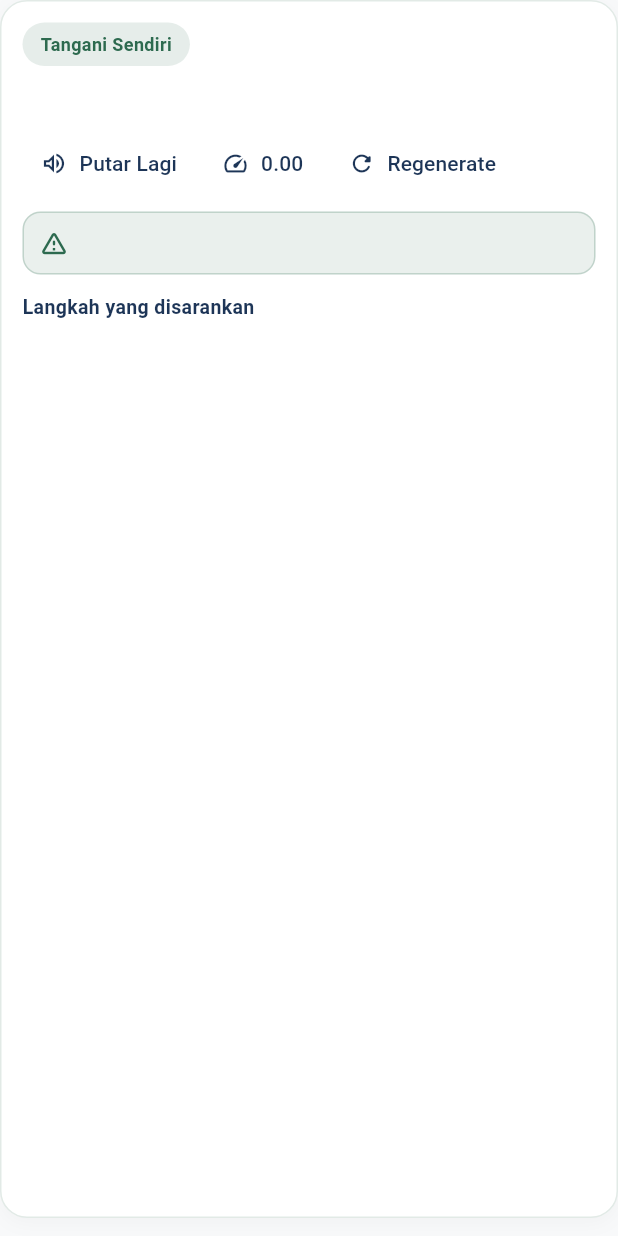
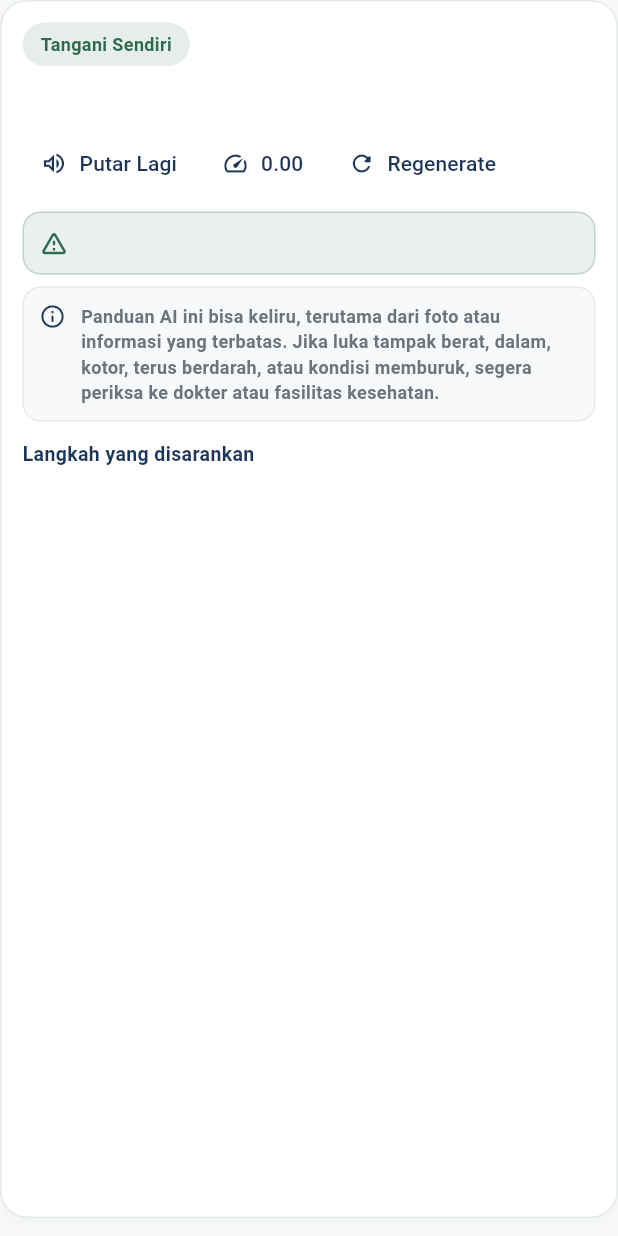
Before and after one commit to gintoki05/sigap-public, a Flutter app: the _GuidanceCard widget shown alone on an empty page, opened directly with empty values, on a phone screen of 412 x 824 dp. Run offline on Flutter 3.47's test engine with Material 3 defaults, Android fonts, the phone set to English and light mode, and no system bars; our stand-ins replace connectivity_plus, file_picker, flutter_tts, geolocator, image_picker, shared_preferences and 1 more; missing offline and left inert: flutter_gemma; accounts and stored records are empty.

Commit message:
feat: implement assistant screen and view model for AI-powered first aid guidance

```diff
--- a/lib/screens/assistant_screen.dart
+++ b/lib/screens/assistant_screen.dart
@@ -1841,6 +1841,8 @@ class _GuidanceCard extends StatelessWidget {
           ),
           const SizedBox(height: 8),
           _WarningBox(color: urgencyColor, warning: guidance.warning),
+          const SizedBox(height: 8),
+          const _MedicalDisclaimerBox(),
           const SizedBox(height: 12),
           const Text(
             'Langkah yang disarankan',
@@ -1918,6 +1920,45 @@ class _WarningBox extends StatelessWidget {
                 fontSize: 12,
                 height: 1.4,
                 color: AppColors.textDark,
+                fontWeight: FontWeight.w600,
+              ),
+            ),
+          ),
+        ],
+      ),
+    );
+  }
+}
+
+class _MedicalDisclaimerBox extends StatelessWidget {
+  const _MedicalDisclaimerBox();
+
+  @override
+  Widget build(BuildContext context) {
+    return Container(
+      width: double.infinity,
+      padding: const EdgeInsets.all(10),
+      decoration: BoxDecoration(
+        color: AppColors.background,
+        borderRadius: BorderRadius.circular(12),
+        border: Border.all(color: AppColors.navy.withValues(alpha: 0.08)),
+      ),
+      child: const Row(
+        crossAxisAlignment: CrossAxisAlignment.start,
+        children: [
+          Icon(
+            Icons.info_outline_rounded,
+            color: AppColors.navy,
+            size: 18,
+          ),
+          SizedBox(width: 10),
+          Expanded(
+            child: Text(
+              'Panduan AI ini bisa keliru, terutama dari foto atau informasi yang terbatas. Jika luka tampak berat, dalam, kotor, terus berdarah, atau kondisi memburuk, segera periksa ke dokter atau fasilitas kesehatan.',
+              style: TextStyle(
+                fontSize: 12,
+                height: 1.4,
+                color: AppColors.textGrey,
                 fontWeight: FontWeight.w600,
               ),
             ),
--- a/lib/viewmodels/assistant_view_model.dart
+++ b/lib/viewmodels/assistant_view_model.dart
@@ -836,11 +836,12 @@ Tugas Anda:
 3. Utamakan tindakan yang bisa dilakukan sekarang sambil menyarankan bantuan medis bila perlu.
 4. Untuk luka bakar, pendarahan, tersedak, kejang, pingsan, atau nyeri dada, berikan langkah yang singkat dan jelas.
 5. Jangan gunakan markdown tebal, bullet aneh, atau paragraf panjang.
+6. Untuk foto atau gejala yang ambigu, katakan dengan jujur bahwa AI bisa salah dan pemeriksaan tenaga medis tetap penting.
 
 Balas WAJIB dengan format persis seperti ini:
 URGENCY: GREEN atau YELLOW atau RED
-SUMMARY: satu sampai dua kalimat ringkas tentang kondisi dan prioritas tindakan
-WARNING: satu kalimat peringatan paling penting. Jika tidak ada, tulis "Tidak ada warning khusus."
+SUMMARY: satu sampai dua kalimat ringkas tentang kondisi dan prioritas tindakan. Jika ada foto, tekankan bahwa penilaian visual ini bisa keliru.
+WARNING: satu kalimat peringatan paling penting. Jika ada ketidakpastian, sebut jelas bahwa AI bisa salah dan user perlu periksa ke dokter atau fasilitas kesehatan bila luka tampak berat, kotor, dalam, atau memburuk.
 STEPS:
 1. Judul langkah | detail tindakan
 2. Judul langkah | detail tindakan
```
